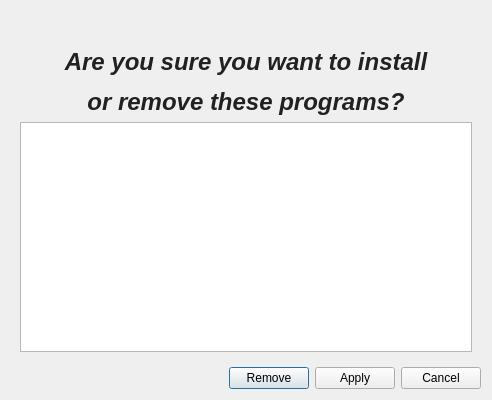
Old version of the form src/gui/Apply.ui in the repository kratos83/CondresControlCenter.
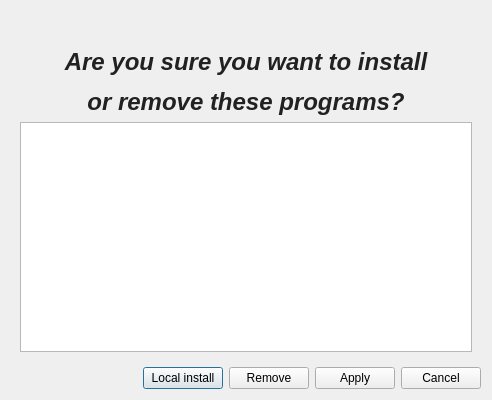
New version of the form. Icons and pictures are not drawn.

Patch:
```diff
--- a/src/gui/Apply.ui
+++ b/src/gui/Apply.ui
@@ -29,6 +29,17 @@
        </property>
       </spacer>
      </item>
+     <item>
+      <widget class="QPushButton" name="local">
+       <property name="text">
+        <string>Local install</string>
+       </property>
+       <property name="icon">
+        <iconset resource="../images.qrc">
+         <normaloff>:/images/install.png</normaloff>:/images/install.png</iconset>
+       </property>
+      </widget>
+     </item>
      <item>
       <widget class="QPushButton" name="remove">
        <property name="text">
```
